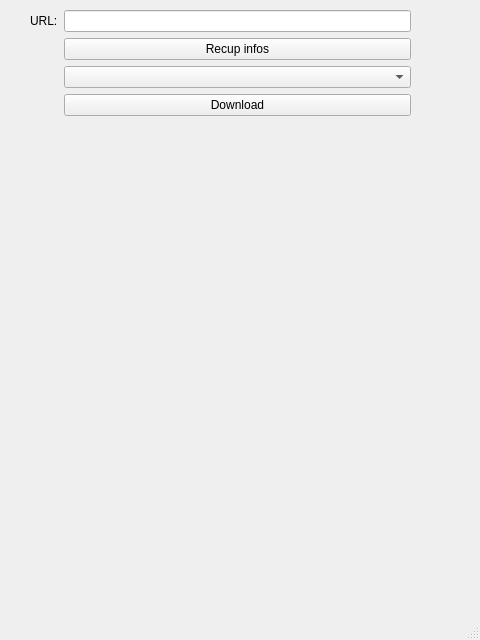
The window that ui/main_window.ui (DinohRatiarisandy/yt-downloader) describes before a commit, drawn with Qt 5.
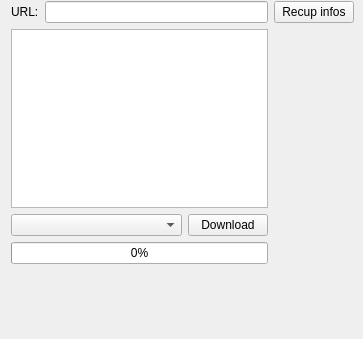
The same window after the commit.

Commit message: feat: add the progress bar when downloading

```diff
--- a/ui/main_window.ui
+++ b/ui/main_window.ui
@@ -2,14 +2,29 @@
 <ui version="4.0">
  <class>MainWindow</class>
  <widget class="QMainWindow" name="MainWindow">
+  <property name="enabled">
+   <bool>true</bool>
+  </property>
   <property name="geometry">
    <rect>
     <x>0</x>
     <y>0</y>
-    <width>480</width>
-    <height>640</height>
+    <width>363</width>
+    <height>339</height>
    </rect>
   </property>
+  <property name="minimumSize">
+   <size>
+    <width>363</width>
+    <height>339</height>
+   </size>
+  </property>
+  <property name="maximumSize">
+   <size>
+    <width>363</width>
+    <height>339</height>
+   </size>
+  </property>
   <property name="windowTitle">
    <string>Video Downloader</string>
   </property>
@@ -17,39 +32,86 @@
    <widget class="QWidget" name="">
     <property name="geometry">
      <rect>
-      <x>30</x>
-      <y>10</y>
-      <width>381</width>
-      <height>106</height>
+      <x>11</x>
+      <y>1</y>
+      <width>343</width>
+      <height>283</height>
      </rect>
     </property>
-    <layout class="QGridLayout" name="gridLayout">
+    <layout class="QGridLayout" name="gridLayout_4">
+     <item row="0" column="0">
+      <layout class="QGridLayout" name="gridLayout_2">
+       <item row="0" column="0">
+        <widget class="QLabel" name="label_url">
+         <property name="text">
+          <string>URL:</string>
+         </property>
+        </widget>
+       </item>
+       <item row="0" column="1">
+        <widget class="QLineEdit" name="lineEdit_url"/>
+       </item>
+      </layout>
+     </item>
      <item row="0" column="1">
-      <widget class="QLineEdit" name="lineEdit_url"/>
-     </item>
-     <item row="1" column="1">
       <widget class="QPushButton" name="btn_fetch">
        <property name="text">
         <string>Recup infos</string>
        </property>
       </widget>
      </item>
-     <item row="3" column="1">
-      <widget class="QComboBox" name="combo_format"/>
-     </item>
-     <item row="4" column="1">
-      <widget class="QPushButton" name="btn_download">
-       <property name="text">
-        <string>Download</string>
-       </property>
-      </widget>
-     </item>
-     <item row="0" column="0">
-      <widget class="QLabel" name="label_url">
-       <property name="text">
-        <string>URL:</string>
-       </property>
-      </widget>
+     <item row="1" column="0">
+      <layout class="QGridLayout" name="gridLayout_3">
+       <item row="1" column="1">
+        <widget class="QPushButton" name="btn_download">
+         <property name="text">
+          <string>Download</string>
+         </property>
+        </widget>
+       </item>
+       <item row="1" column="0">
+        <widget class="QComboBox" name="combo_format"/>
+       </item>
+       <item row="3" column="0">
+        <spacer name="horizontalSpacer">
+         <property name="orientation">
+          <enum>Qt::Horizontal</enum>
+         </property>
+         <property name="sizeHint" stdset="0">
+          <size>
+           <width>40</width>
+           <height>20</height>
+          </size>
+         </property>
+        </spacer>
+       </item>
+       <item row="0" column="0" colspan="2">
+        <layout class="QGridLayout" name="gridLayout">
+         <item row="1" column="0">
+          <widget class="QGraphicsView" name="graphicsView"/>
+         </item>
+        </layout>
+       </item>
+       <item row="2" column="0" colspan="2">
+        <widget class="QProgressBar" name="progressBar_download">
+         <property name="enabled">
+          <bool>true</bool>
+         </property>
+         <property name="value">
+          <number>0</number>
+         </property>
+         <property name="textVisible">
+          <bool>true</bool>
+         </property>
+         <property name="orientation">
+          <enum>Qt::Horizontal</enum>
+         </property>
+         <property name="invertedAppearance">
+          <bool>false</bool>
+         </property>
+        </widget>
+       </item>
+      </layout>
      </item>
     </layout>
    </widget>
@@ -64,7 +126,6 @@
     </rect>
    </property>
   </widget>
-  <widget class="QStatusBar" name="statusbar"/>
  </widget>
  <resources/>
  <connections/>
```
Left out of the diff: 2 changed lines with no effect on the pictures. The commit also changes 4 other files.
